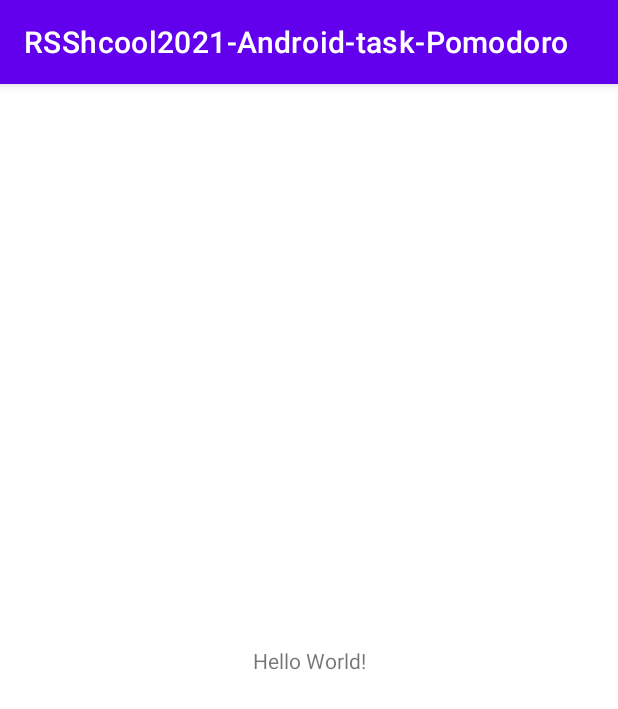
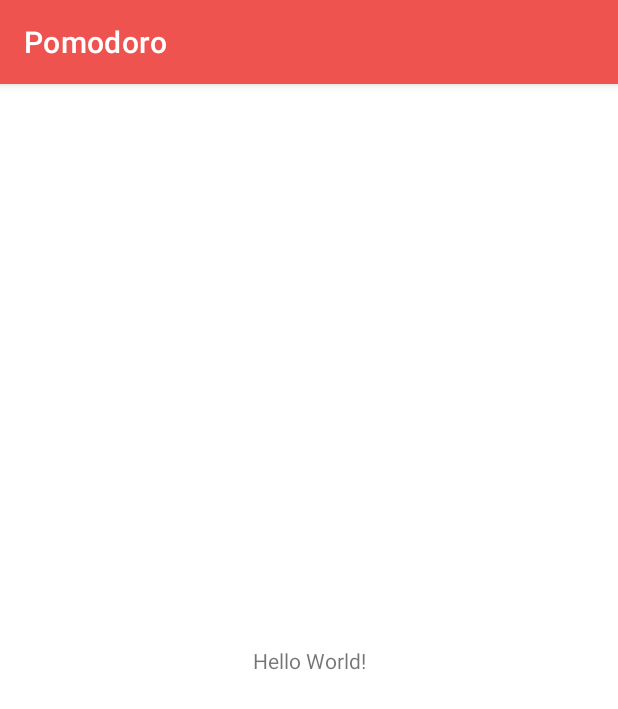
Before and after one commit to korney-by/RSShcool2021-Android-task-Pomodoro, an Android app: the screen it shows after launch (MainActivity), on a phone screen of 412 x 824 dp. Shown: the top 709 px of the screen. Run offline under Robolectric (Android 15) with nearby library versions, the phone set to English and light mode, and no system bars.

Commit message:
feat: set red color Theme

```diff
--- a/app/src/main/res/values/colors.xml
+++ b/app/src/main/res/values/colors.xml
@@ -7,4 +7,9 @@
     <color name="teal_700">#FF018786</color>
     <color name="black">#FF000000</color>
     <color name="white">#FFFFFFFF</color>
+
+    <color name="red_100">#EF9A9A</color>
+    <color name="red_100_light">#FFCDD2</color>
+    <color name="red_100_dark">#EF5350</color>
+
 </resources>
--- a/app/src/main/res/values/strings.xml
+++ b/app/src/main/res/values/strings.xml
@@ -1,3 +1,3 @@
 <resources>
-    <string name="app_name">RSShcool2021-Android-task-Pomodoro</string>
+    <string name="app_name">Pomodoro</string>
 </resources>
--- a/app/src/main/res/values/themes.xml
+++ b/app/src/main/res/values/themes.xml
@@ -2,15 +2,17 @@
     <!-- Base application theme. -->
     <style name="Theme.RSShcool2021AndroidtaskPomodoro" parent="Theme.MaterialComponents.DayNight.DarkActionBar">
         <!-- Primary brand color. -->
-        <item name="colorPrimary">@color/purple_500</item>
-        <item name="colorPrimaryVariant">@color/purple_700</item>
+        <item name="colorPrimary">@color/red_100_dark</item>
+        <item name="colorPrimaryDark">#D32F2F</item>
+        <item name="colorPrimaryVariant">#D32F2F</item>
         <item name="colorOnPrimary">@color/white</item>
         <!-- Secondary brand color. -->
-        <item name="colorSecondary">@color/teal_200</item>
-        <item name="colorSecondaryVariant">@color/teal_700</item>
+        <item name="colorSecondary">@color/red_100</item>
+        <item name="colorSecondaryVariant">@color/red_100_light</item>
         <item name="colorOnSecondary">@color/black</item>
         <!-- Status bar color. -->
         <item name="android:statusBarColor" tools:targetApi="l">?attr/colorPrimaryVariant</item>
         <!-- Customize your theme here. -->
     </style>
+
 </resources>
```
